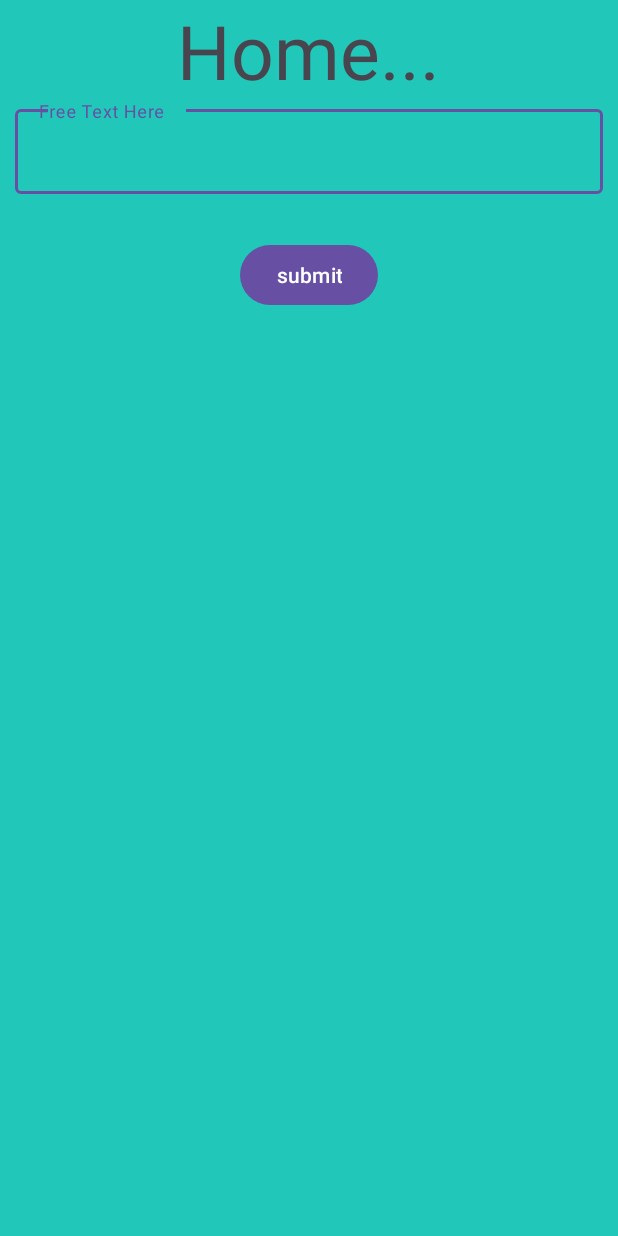
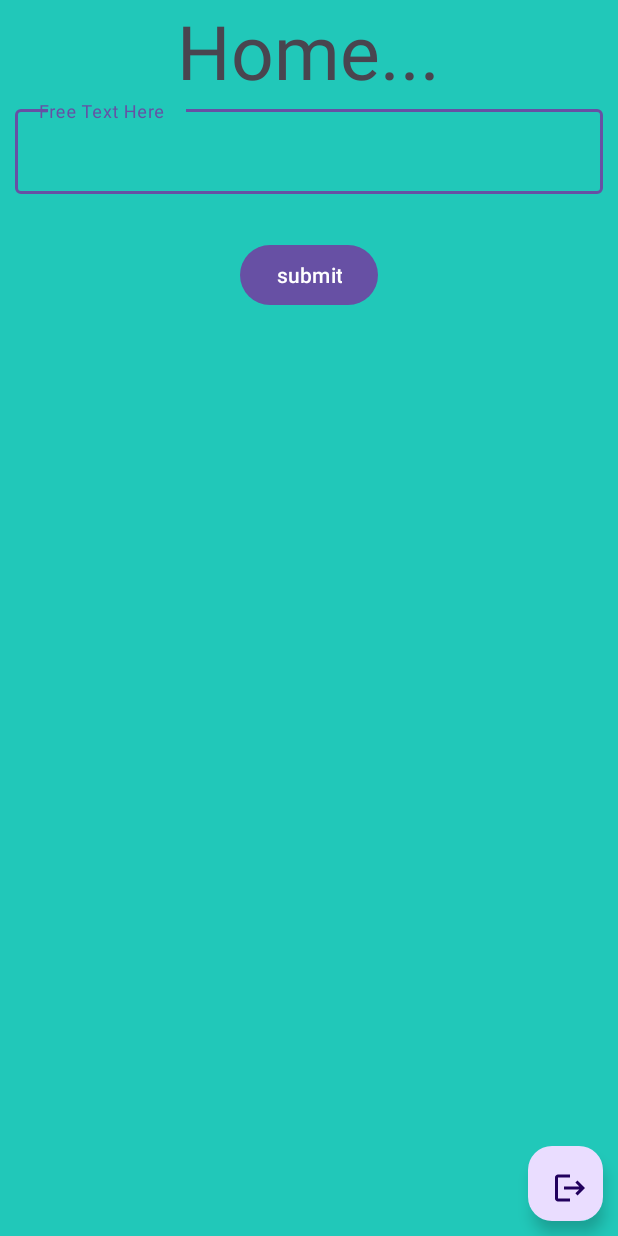
Before and after one commit to eiadmre7/bottomMenuFragments, an Android app: the layout fragment_home.xml on its own in the app's theme, with its tools: preview values and no code run, on a phone screen of 412 x 824 dp. Run offline under Robolectric (Android 15) with nearby library versions, the phone set to English and light mode, and no system bars.

Commit message:
add logOut button

```diff
--- /dev/null
+++ b/ButtomMenuFragment/app/src/main/res/drawable/logout_24.xml
@@ -0,0 +1,5 @@
+<vector xmlns:android="http://schemas.android.com/apk/res/android" android:autoMirrored="true" android:height="24dp" android:tint="#000000" android:viewportHeight="24" android:viewportWidth="24" android:width="24dp">
+
+    <path android:fillColor="@color/white" android:pathData="M17,7l-1.41,1.41L18.17,11H8v2h10.17l-2.58,2.58L17,17l5,-5zM4,5h8V3H4c-1.1,0 -2,0.9 -2,2v14c0,1.1 0.9,2 2,2h8v-2H4V5z"/>
+
+</vector>
--- a/ButtomMenuFragment/app/src/main/res/layout/fragment_home.xml
+++ b/ButtomMenuFragment/app/src/main/res/layout/fragment_home.xml
@@ -5,6 +5,14 @@
     android:layout_height="match_parent"
     android:background="@color/torkez"
     tools:context=".HomeFrag">
+    <com.google.android.material.floatingactionbutton.FloatingActionButton
+        android:layout_width="50dp"
+        android:layout_height="50dp"
+        android:layout_gravity="bottom|right"
+        android:layout_marginEnd="10dp"
+        android:layout_marginBottom="10dp"
+        android:src="@drawable/logout_24"
+        android:id="@+id/logOut"/>
 <RelativeLayout
     android:layout_width="match_parent"
     android:layout_height="match_parent">
--- a/ButtomMenuFragment/app/src/main/res/layout/fragment_login.xml
+++ b/ButtomMenuFragment/app/src/main/res/layout/fragment_login.xml
@@ -18,8 +18,8 @@
             android:textSize="50sp" />
 
         <com.google.android.material.textfield.TextInputLayout
-            android:id="@+id/et_name"
-            android:hint="User name"
+            android:id="@+id/et_username"
+            android:hint="Email"
             android:layout_below="@+id/tv_home"
             android:layout_width="match_parent"
             android:layout_height="wrap_content">
@@ -35,7 +35,7 @@
         <com.google.android.material.textfield.TextInputLayout
             android:id="@+id/text_input_password"
             android:hint="Password"
-            android:layout_below="@+id/et_name"
+            android:layout_below="@+id/et_username"
             android:layout_width="match_parent"
             android:layout_height="wrap_content">
             <com.google.android.material.textfield.TextInputEditText
--- a/ButtomMenuFragment/app/src/main/res/values/colors.xml
+++ b/ButtomMenuFragment/app/src/main/res/values/colors.xml
@@ -4,5 +4,6 @@
     <color name="white">#FFFFFF</color>
     <color name="lightGreen">#CDDC39</color>
     <color name="torkez">#21C8B9</color>
-    <color name="yellow">#D0BD17</color>
+    <color name="yellow">#FF9800</color>
+    <color name="green">#388E3C</color>
 </resources>
```
Also changed, not shown: ButtomMenuFragment/app/src/main/java/com/example/buttommenufragment/HomeFrag.java (+18 -0 lines), ButtomMenuFragment/app/src/main/java/com/example/buttommenufragment/LoginFrag.java (+38 -22 lines), ButtomMenuFragment/app/src/main/java/com/example/buttommenufragment/MainActivity.java (+4 -3 lines).
